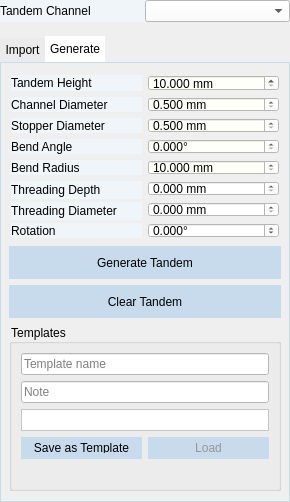
First picture: the form in src/windows/ui/tandem_view.ui, repository COSC-499-W2026/capstone-project-team-10, before the edit.
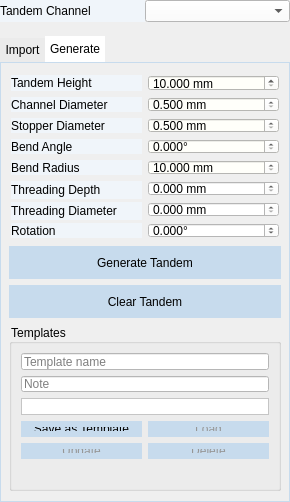
Second picture: the form after the edit.

Commit message: feat: add Update and Delete buttons to the tandem Templates group

Diff of the .ui file:
```diff
--- a/src/windows/ui/tandem_view.ui
+++ b/src/windows/ui/tandem_view.ui
@@ -754,6 +754,22 @@
             </item>
            </layout>
           </item>
+          <item>
+           <layout class="QHBoxLayout" name="layout_template_changes">
+            <item>
+             <widget class="QPushButton" name="btn_update_template">
+              <property name="enabled"><bool>false</bool></property>
+              <property name="text"><string>Update</string></property>
+             </widget>
+            </item>
+            <item>
+             <widget class="QPushButton" name="btn_delete_template">
+              <property name="enabled"><bool>false</bool></property>
+              <property name="text"><string>Delete</string></property>
+             </widget>
+            </item>
+           </layout>
+          </item>
           <item>
            <widget class="QLabel" name="label_template_status">
             <property name="wordWrap"><bool>true</bool></property>
```
The commit also changes 1 other file.
